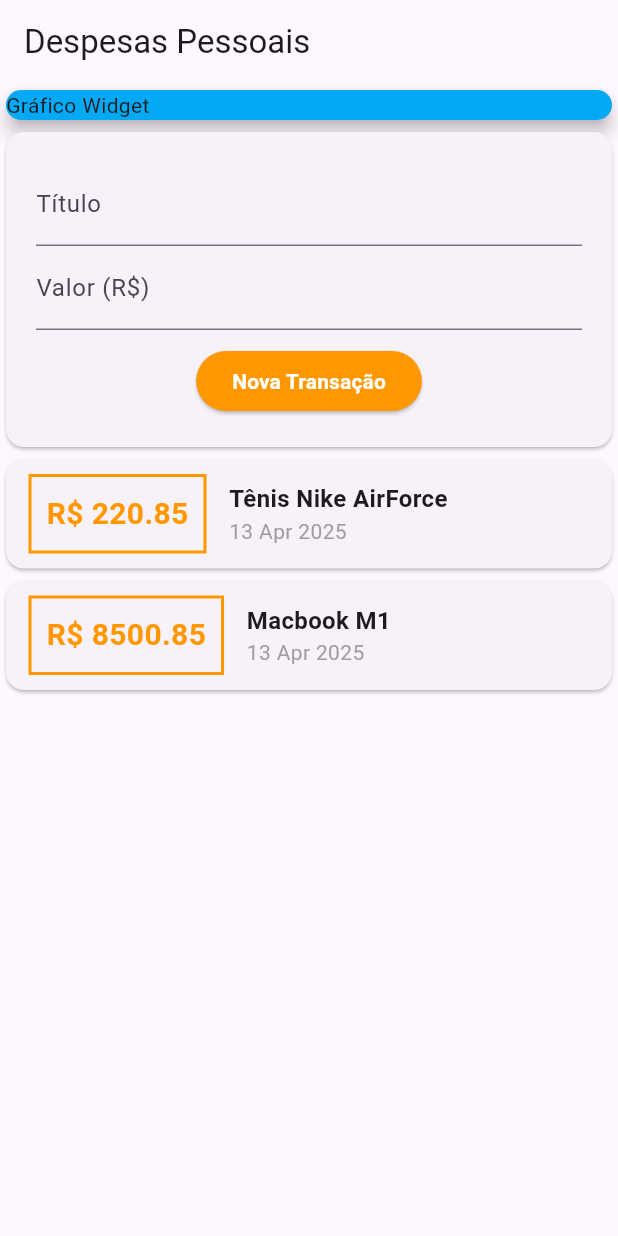
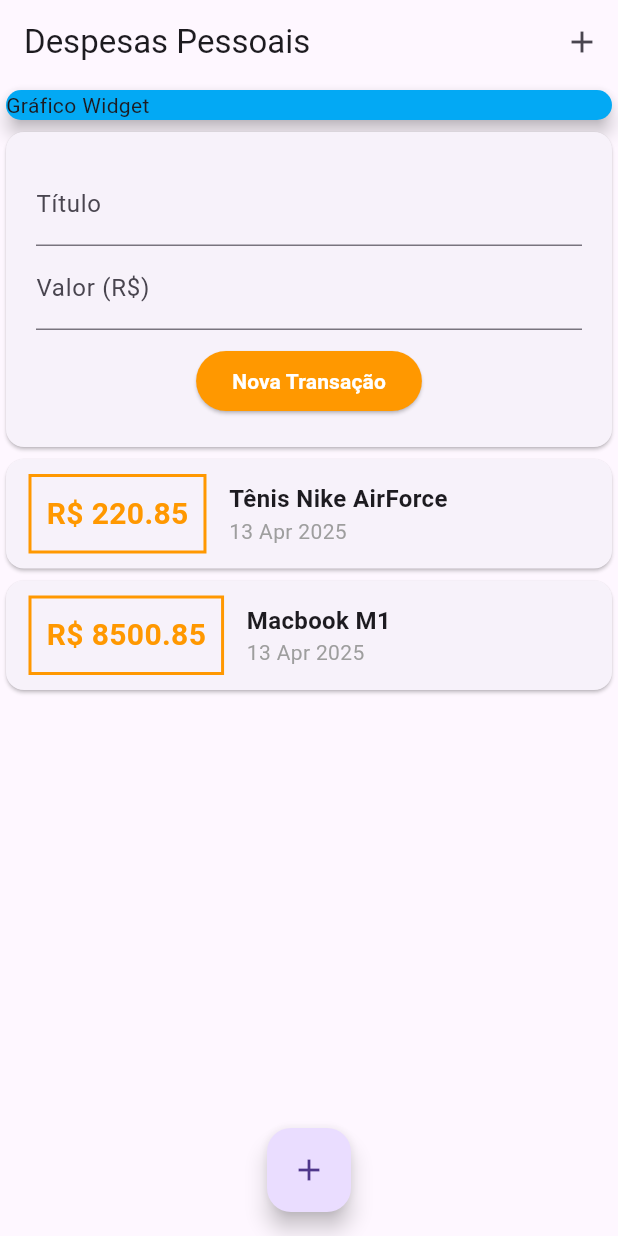
Before and after one commit to Victor-Valedev/ExpensesApp-Trilha-Mobile, a Flutter app: the screen it shows after launch, on a phone screen of 412 x 824 dp. Run offline on Flutter 3.47's test engine with Material 3 defaults, Android fonts, the light colour scheme and no system bars.

Commit message:
Adiciona floatingActionsButtons (sem ação ainda)

```diff
--- a/lib/main.dart
+++ b/lib/main.dart
@@ -18,7 +18,15 @@ class MyHomePage extends StatelessWidget {
   @override
   Widget build(BuildContext context) {
     return Scaffold(
-      appBar: AppBar(title: Text('Despesas Pessoais')),
+      appBar: AppBar(
+        title: Text('Despesas Pessoais'),
+        actions: <Widget>[
+          IconButton(
+            onPressed: (){},
+            icon: Icon(Icons.add),
+          )
+        ],
+      ),
       body: SingleChildScrollView(
         child: Column(
           crossAxisAlignment: CrossAxisAlignment.stretch,
@@ -35,6 +43,11 @@ class MyHomePage extends StatelessWidget {
           ],
         ),
       ),
+      floatingActionButton: FloatingActionButton(
+        onPressed: (){},
+        child: Icon(Icons.add),
+        ),
+        floatingActionButtonLocation: FloatingActionButtonLocation.centerFloat
     );
   }
 }
```
